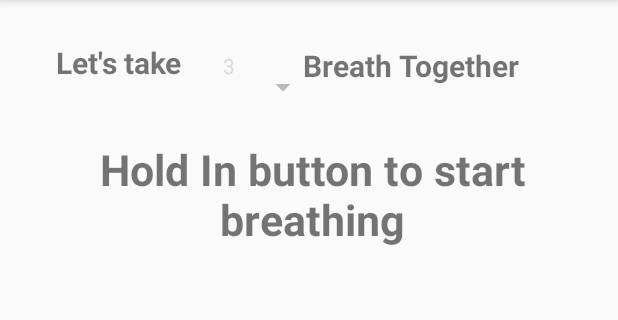
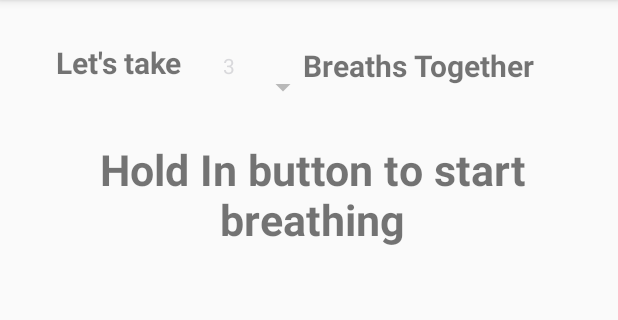
Before and after one commit to gyeung06/AndroidParentingApp, an Android app: the TakeBreathActivity screen opened directly, with no data from a screen before it, after a tap on "BEGIN", on a phone screen of 412 x 824 dp, the part 84-404 px from its top. Run offline under Robolectric (Android 15) with nearby library versions, the phone set to English and light mode, and no system bars.

Commit message:
Typo fixes

```diff
--- a/app/src/main/res/values/strings.xml
+++ b/app/src/main/res/values/strings.xml
@@ -84,23 +84,23 @@
     <string name="winner">" (Winner)"</string>
     <string name="winnerTag">(Winner)</string>
     <string name="let_s_take">Let\'s take</string>
-    <string name="breath_together">Breath Together</string>
+    <string name="breath_together">Breaths Together</string>
     <string name="instruction">Instruction</string>
     <string name="begin">Begin</string>
     <string name="breath_in">IN</string>
-    <string name="ready_instruc">Set times to Breath and Press Start</string>
+    <string name="ready_instruc">Set times to Breathe and Press Begin</string>
     <string name="start_in_instrcut">Hold In button to start breathing</string>
     <string name="instruction_in">In ... ... ...</string>
-    <string name="after10SecIn">Release the Button and Breath Out</string>
+    <string name="after10SecIn">Release the Button and Breathe Out</string>
     <string name="after3secIn">3 seconds passed... inhale done</string>
-    <string name="start_out_instrcut">Hold button to start Breath Out</string>
+    <string name="start_out_instrcut">Hold button to start Breathe Out</string>
     <string name="breath_out">OUT</string>
     <string name="instruction_out">Out... ... ...</string>
     <string name="after3secOut_needmore">you completed a cycle, let\'s breath more</string>
-    <string name="breath3secOut_notEnough">you should breath out more, but okay...</string>
+    <string name="breath3secOut_notEnough">you should breathe out more</string>
     <string name="welldoneInstruction">Well Done! You completed the breathing activity</string>
     <string name="gj">Good Job</string>
-    <string name="after10secOut">Pressing too long, assume you are done</string>
-    <string name="outok">You breath out enough, release the button</string>
+    <string name="after10secOut">Pressing too long, assuming you are done</string>
+    <string name="outok">You breathed out enough, release the button</string>
 
 </resources>
```
